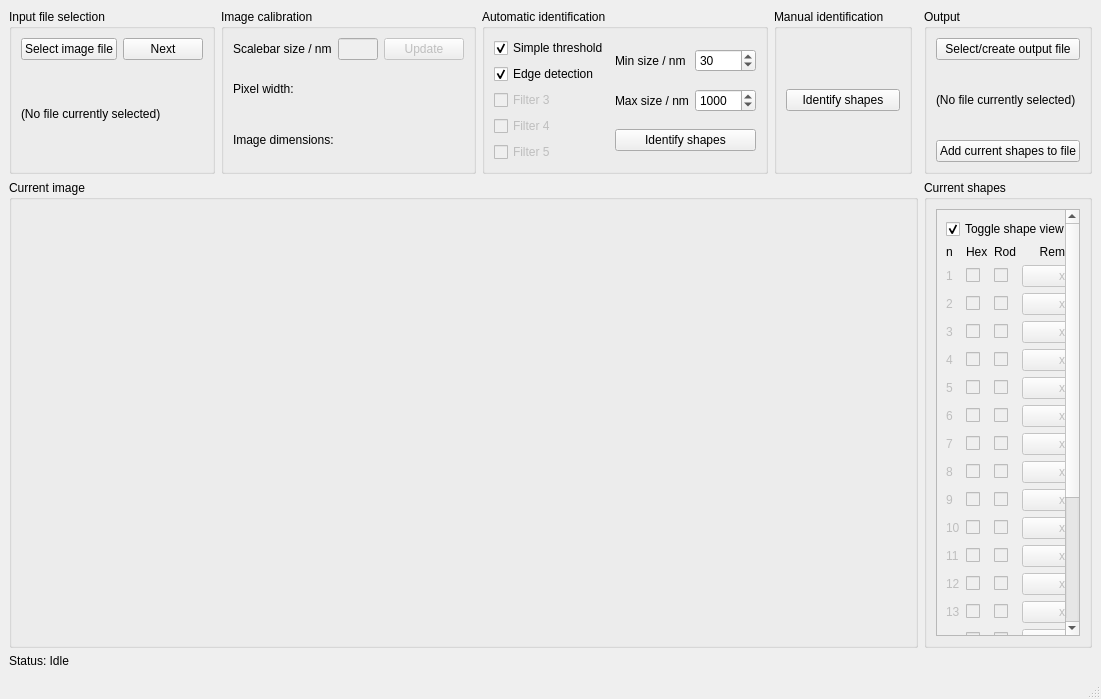
Qt form particle-counter/gui_draft_2.ui (grlewis333/phd-work) before a commit.
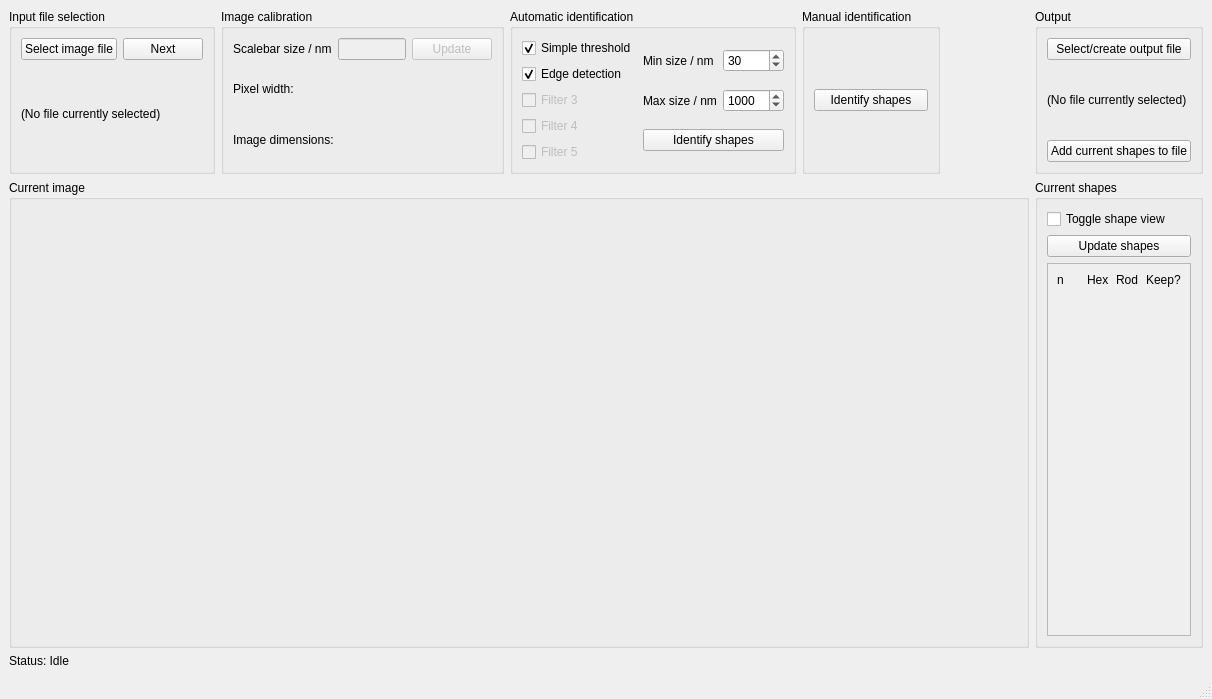
The same form after that commit.

Commit message: got shapes interacting dynamically

What changed in the file:
```diff
--- a/particle-counter/gui_draft_2.ui
+++ b/particle-counter/gui_draft_2.ui
@@ -6,7 +6,7 @@
    <rect>
     <x>0</x>
     <y>0</y>
-    <width>1101</width>
+    <width>1212</width>
     <height>699</height>
    </rect>
   </property>
@@ -22,7 +22,7 @@
       </property>
       <property name="sizeHint" stdset="0">
        <size>
-        <width>20</width>
+        <width>123</width>
         <height>20</height>
        </size>
       </property>
@@ -330,14 +330,8 @@
        <string>Current shapes</string>
       </property>
       <layout class="QGridLayout" name="gridLayout_12">
-       <item row="0" column="0" colspan="2">
+       <item row="2" column="0">
         <widget class="QScrollArea" name="scrollArea">
-         <property name="horizontalScrollBarPolicy">
-          <enum>Qt::ScrollBarAlwaysOff</enum>
-         </property>
-         <property name="sizeAdjustPolicy">
-          <enum>QAbstractScrollArea::AdjustToContents</enum>
-         </property>
          <property name="widgetResizable">
           <bool>true</bool>
          </property>
@@ -346,862 +340,74 @@
            <rect>
             <x>0</x>
             <y>0</y>
-            <width>161</width>
-            <height>636</height>
+            <width>131</width>
+            <height>375</height>
            </rect>
           </property>
-          <layout class="QGridLayout" name="gridLayout_13">
-           <item row="19" column="2">
-            <widget class="QCheckBox" name="checkBox_rod_18">
-             <property name="enabled">
-              <bool>false</bool>
-             </property>
-             <property name="text">
-              <string/>
-             </property>
-            </widget>
-           </item>
-           <item row="19" column="3">
-            <widget class="QPushButton" name="pushButton_remove_18">
-             <property name="enabled">
-              <bool>false</bool>
-             </property>
-             <property name="text">
-              <string>x</string>
-             </property>
-            </widget>
-           </item>
-           <item row="17" column="2">
-            <widget class="QCheckBox" name="checkBox_rod_16">
-             <property name="enabled">
-              <bool>false</bool>
-             </property>
-             <property name="text">
-              <string/>
-             </property>
-            </widget>
-           </item>
-           <item row="21" column="0">
-            <widget class="QLabel" name="label_n_20">
-             <property name="enabled">
-              <bool>false</bool>
-             </property>
-             <property name="text">
-              <string>20</string>
-             </property>
-            </widget>
-           </item>
-           <item row="18" column="1">
-            <widget class="QCheckBox" name="checkBox_hex_17">
-             <property name="enabled">
-              <bool>false</bool>
-             </property>
-             <property name="text">
-              <string/>
-             </property>
-            </widget>
-           </item>
-           <item row="16" column="1">
-            <widget class="QCheckBox" name="checkBox_hex_15">
-             <property name="enabled">
-              <bool>false</bool>
-             </property>
-             <property name="text">
-              <string/>
-             </property>
-            </widget>
-           </item>
-           <item row="15" column="2">
-            <widget class="QCheckBox" name="checkBox_rod_14">
-             <property name="enabled">
-              <bool>false</bool>
-             </property>
-             <property name="text">
-              <string/>
-             </property>
-            </widget>
-           </item>
-           <item row="14" column="2">
-            <widget class="QCheckBox" name="checkBox_rod_13">
-             <property name="enabled">
-              <bool>false</bool>
-             </property>
-             <property name="text">
-              <string/>
-             </property>
-            </widget>
-           </item>
-           <item row="16" column="3">
-            <widget class="QPushButton" name="pushButton_remove_15">
-             <property name="enabled">
-              <bool>false</bool>
-             </property>
-             <property name="text">
-              <string>x</string>
-             </property>
-            </widget>
-           </item>
-           <item row="17" column="3">
-            <widget class="QPushButton" name="pushButton_remove_16">
-             <property name="enabled">
-              <bool>false</bool>
-             </property>
-             <property name="text">
-              <string>x</string>
-             </property>
-            </widget>
-           </item>
-           <item row="18" column="2">
-            <widget class="QCheckBox" name="checkBox_rod_17">
-             <property name="enabled">
-              <bool>false</bool>
-             </property>
-             <property name="text">
-              <string/>
-             </property>
-            </widget>
-           </item>
-           <item row="20" column="0">
-            <widget class="QLabel" name="label_n_19">
-             <property name="enabled">
-              <bool>false</bool>
-             </property>
-             <property name="text">
-              <string>19</string>
-             </property>
-            </widget>
-           </item>
-           <item row="19" column="0">
-            <widget class="QLabel" name="label_n_18">
-             <property name="enabled">
-              <bool>false</bool>
-             </property>
-             <property name="text">
-              <string>18</string>
-             </property>
-            </widget>
-           </item>
-           <item row="20" column="1">
-            <widget class="QCheckBox" name="checkBox_hex_19">
-             <property name="enabled">
-              <bool>false</bool>
-             </property>
-             <property name="text">
-              <string/>
-             </property>
-            </widget>
-           </item>
-           <item row="18" column="0">
-            <widget class="QLabel" name="label_n_17">
-             <property name="enabled">
-              <bool>false</bool>
-             </property>
-             <property name="text">
-              <string>17</string>
-             </property>
-            </widget>
-           </item>
-           <item row="15" column="0">
-            <widget class="QLabel" name="label_n_14">
-             <property name="enabled">
-              <bool>false</bool>
-             </property>
-             <property name="text">
-              <string>14</string>
-             </property>
-            </widget>
-           </item>
-           <item row="17" column="1">
-            <widget class="QCheckBox" name="checkBox_hex_16">
-             <property name="enabled">
-              <bool>false</bool>
-             </property>
-             <property name="text">
-              <string/>
-             </property>
-            </widget>
-           </item>
-           <item row="18" column="3">
-            <widget class="QPushButton" name="pushButton_remove_17">
-             <property name="enabled">
-              <bool>false</bool>
-             </property>
-             <property name="text">
-              <string>x</string>
-             </property>
-            </widget>
-           </item>
-           <item row="20" column="2">
-            <widget class="QCheckBox" name="checkBox_rod_19">
-             <property name="enabled">
-              <bool>false</bool>
-             </property>
-             <property name="text">
-              <string/>
-             </property>
-            </widget>
-           </item>
-           <item row="19" column="1">
-            <widget class="QCheckBox" name="checkBox_hex_18">
-             <property name="enabled">
-              <bool>false</bool>
-             </property>
-             <property name="text">
-              <string/>
-             </property>
-            </widget>
-           </item>
-           <item row="15" column="1">
-            <widget class="QCheckBox" name="checkBox_hex_14">
-             <property name="enabled">
-              <bool>false</bool>
-             </property>
-             <property name="text">
-              <string/>
-             </property>
-            </widget>
-           </item>
-           <item row="20" column="3">
-            <widget class="QPushButton" name="pushButton_remove_19">
-             <property name="enabled">
-              <bool>false</bool>
-             </property>
-             <property name="text">
-              <string>x</string>
-             </property>
-            </widget>
-           </item>
-           <item row="16" column="2">
-            <widget class="QCheckBox" name="checkBox_rod_15">
-             <property name="enabled">
-              <bool>false</bool>
-             </property>
-             <property name="text">
-              <string/>
-             </property>
-            </widget>
-           </item>
-           <item row="14" column="3">
-            <widget class="QPushButton" name="pushButton_remove_13">
-             <property name="enabled">
-              <bool>false</bool>
-             </property>
-             <property name="text">
-              <string>x</string>
-             </property>
-            </widget>
-           </item>
-           <item row="15" column="3">
-            <widget class="QPushButton" name="pushButton_remove_14">
-             <property name="enabled">
-              <bool>false</bool>
-             </property>
-             <property name="text">
-              <string>x</string>
-             </property>
-            </widget>
-           </item>
-           <item row="16" column="0">
-            <widget class="QLabel" name="label_n_15">
-             <property name="enabled">
-              <bool>false</bool>
-             </property>
-             <property name="text">
-              <string>15</string>
-             </property>
-            </widget>
-           </item>
-           <item row="17" column="0">
-            <widget class="QLabel" name="label_n_16">
-             <property name="enabled">
-              <bool>false</bool>
-             </property>
-             <property name="text">
-              <string>16</string>
-             </property>
-            </widget>
-           </item>
-           <item row="21" column="1">
-            <widget class="QCheckBox" name="checkBox_hex_20">
-             <property name="enabled">
-              <bool>false</bool>
-             </property>
-             <property name="text">
-              <string/>
-             </property>
-            </widget>
-           </item>
-           <item row="21" column="2">
-            <widget class="QCheckBox" name="checkBox_rod_20">
-             <property name="enabled">
-              <bool>false</bool>
-             </property>
-             <property name="text">
-              <string/>
-             </property>
-            </widget>
-           </item>
-           <item row="21" column="3">
-            <widget class="QPushButton" name="pushButton_remove_20">
-             <property name="enabled">
-              <bool>false</bool>
-             </property>
-             <property name="text">
-              <string>x</string>
-             </property>
-            </widget>
-           </item>
-           <item row="1" column="3">
-            <widget class="QLabel" name="label_10">
-             <property name="text">
-              <string>Remove</string>
-             </property>
-             <property name="alignment">
-              <set>Qt::AlignCenter</set>
-             </property>
-            </widget>
-           </item>
-           <item row="2" column="3">
-            <widget class="QPushButton" name="pushButton_remove">
-             <property name="enabled">
-              <bool>false</bool>
-             </property>
-             <property name="text">
-              <string>x</string>
-             </property>
-             <property name="default">
-              <bool>false</bool>
-             </property>
-             <property name="flat">
-              <bool>false</bool>
-             </property>
-            </widget>
-           </item>
-           <item row="1" column="2">
-            <widget class="QLabel" name="label_9">
-             <property name="text">
-              <string>Rod</string>
-             </property>
-            </widget>
-           </item>
-           <item row="2" column="1">
-            <widget class="QCheckBox" name="checkBox_hex">
-             <property name="enabled">
-              <bool>false</bool>
-             </property>
-             <property name="text">
-              <string/>
-             </property>
-            </widget>
-           </item>
-           <item row="3" column="0">
-            <widget class="QLabel" name="label_n_2">
-             <property name="enabled">
-              <bool>false</bool>
-             </property>
-             <property name="text">
-              <string>2</string>
-             </property>
-            </widget>
-           </item>
-           <item row="3" column="2">
-            <widget class="QCheckBox" name="checkBox_rod_2">
-             <property name="enabled">
-              <bool>false</bool>
-             </property>
-             <property name="text">
-              <string/>
-             </property>
-            </widget>
-           </item>
+          <layout class="QGridLayout" name="gridLayout_14">
            <item row="1" column="0">
-            <widget class="QLabel" name="label_7">
-             <property name="text">
-              <string>n</string>
+            <spacer name="verticalSpacer_2">
+             <property name="orientation">
+              <enum>Qt::Vertical</enum>
              </property>
-            </widget>
-           </item>
-           <item row="1" column="1">
-            <widget class="QLabel" name="label_8">
-             <property name="text">
-              <string>Hex</string>
+             <property name="sizeHint" stdset="0">
+              <size>
+               <width>20</width>
+               <height>40</height>
+              </size>
              </property>
-            </widget>
+            </spacer>
            </item>
-           <item row="3" column="3">
-            <widget class="QPushButton" name="pushButton_remove_2">
-             <property name="enabled">
-              <bool>false</bool>
-             </property>
-             <property name="text">
-              <string>x</string>
-             </property>
-            </widget>
-           </item>
-           <item row="4" column="1">
-            <widget class="QCheckBox" name="checkBox_hex_3">
-             <property name="enabled">
-              <bool>false</bool>
-             </property>
-             <property name="text">
-              <string/>
-             </property>
-            </widget>
-           </item>
-           <item row="4" column="3">
-            <widget class="QPushButton" name="pushButton_remove_3">
-             <property name="enabled">
-              <bool>false</bool>
-             </property>
-             <property name="text">
-              <string>x</string>
-             </property>
-            </widget>
-           </item>
-           <item row="5" column="0">
-            <widget class="QLabel" name="label_n_4">
-             <property name="enabled">
-              <bool>false</bool>
-             </property>
-             <property name="text">
-              <string>4</string>
-             </property>
-            </widget>
-           </item>
-           <item row="5" column="1">
-            <widget class="QCheckBox" name="checkBox_hex_4">
-             <property name="enabled">
-              <bool>false</bool>
-             </property>
-             <property name="text">
-              <string/>
-             </property>
-            </widget>
-           </item>
-           <item row="2" column="0">
-            <widget class="QLabel" name="label_n">
-             <property name="enabled">
-              <bool>false</bool>
-             </property>
-             <property name="text">
-              <string>1</string>
-             </property>
-            </widget>
-           </item>
-           <item row="3" column="1">
-            <widget class="QCheckBox" name="checkBox_hex_2">
-             <property name="enabled">
-              <bool>false</bool>
-             </property>
-             <property name="text">
-              <string/>
-             </property>
-            </widget>
-           </item>
-           <item row="0" column="0" colspan="4">
-            <widget class="QCheckBox" name="checkBox_toggleshapes">
-             <property name="text">
-              <string>Toggle shape view</string>
-             </property>
-             <property name="checked">
-              <bool>true</bool>
-             </property>
-            </widget>
-           </item>
-           <item row="4" column="0">
-            <widget class="QLabel" name="label_n_3">
-             <property name="enabled">
-              <bool>false</bool>
-             </property>
-             <property name="text">
-              <string>3</string>
-             </property>
-            </widget>
-           </item>
-           <item row="2" column="2">
-            <widget class="QCheckBox" name="checkBox_rod">
-             <property name="enabled">
-              <bool>false</bool>
-             </property>
-             <property name="text">
-              <string/>
-             </property>
-            </widget>
-           </item>
-           <item row="4" column="2">
-            <widget class="QCheckBox" name="checkBox_rod_3">
-             <property name="enabled">
-              <bool>false</bool>
-             </property>
-             <property name="text">
-              <string/>
-             </property>
-            </widget>
-           </item>
-           <item row="7" column="1">
-            <widget class="QCheckBox" name="checkBox_hex_6">
-             <property name="enabled">
-              <bool>false</bool>
-             </property>
-             <property name="text">
-              <string/>
-             </property>
-            </widget>
-           </item>
-           <item row="8" column="3">
-            <widget class="QPushButton" name="pushButton_remove_7">
-             <property name="enabled">
-              <bool>false</bool>
-             </property>
-             <property name="text">
-              <string>x</string>
-             </property>
-            </widget>
-           </item>
-           <item row="10" column="0">
-            <widget class="QLabel" name="label_n_9">
-             <property name="enabled">
-              <bool>false</bool>
-             </property>
-             <property name="text">
-              <string>9</string>
-             </property>
-            </widget>
-           </item>
-           <item row="7" column="2">
-            <widget class="QCheckBox" name="checkBox_rod_6">
-             <property name="enabled">
-              <bool>false</bool>
-             </property>
-             <property name="text">
-              <string/>
-             </property>
-            </widget>
-           </item>
-           <item row="8" column="2">
-            <widget class="QCheckBox" name="checkBox_rod_7">
-             <property name="enabled">
-              <bool>false</bool>
-             </property>
-             <property name="text">
-              <string/>
-             </property>
-            </widget>
-           </item>
-           <item row="9" column="2">
-            <widget class="QCheckBox" name="checkBox_rod_8">
-             <property name="enabled">
-              <bool>false</bool>
-             </property>
-             <property name="text">
-              <string/>
-             </property>
-            </widget>
-           </item>
-           <item row="7" column="3">
-            <widget class="QPushButton" name="pushButton_remove_6">
-             <property name="enabled">
-              <bool>false</bool>
-             </property>
-             <property name="text">
-              <string>x</string>
-             </property>
-            </widget>
-           </item>
-           <item row="6" column="2">
-            <widget class="QCheckBox" name="checkBox_rod_5">
-             <property name="enabled">
-              <bool>false</bool>
-             </property>
-             <property name="text">
-              <string/>
-             </property>
-            </widget>
-           </item>
-           <item row="9" column="3">
-            <widget class="QPushButton" name="pushButton_remove_8">
-             <property name="enabled">
-              <bool>false</bool>
-             </property>
-             <property name="text">
-              <string>x</string>
-             </property>
-            </widget>
-           </item>
-           <item row="10" column="2">
-            <widget class="QCheckBox" name="checkBox_rod_9">
-             <property name="enabled">
-              <bool>false</bool>
-             </property>
-             <property name="text">
-              <string/>
-             </property>
-            </widget>
-           </item>
-           <item row="9" column="1">
-            <widget class="QCheckBox" name="checkBox_hex_8">
-             <property name="enabled">
-              <bool>false</bool>
-             </property>
-             <property name="text">
-              <string/>
-             </property>
-            </widget>
-           </item>
-           <item row="10" column="3">
-            <widget class="QPushButton" name="pushButton_remove_9">
-             <property name="enabled">
-              <bool>false</bool>
-             </property>
-             <property name="text">
-              <string>x</string>
-             </property>
-            </widget>
-           </item>
-           <item row="11" column="0">
-            <widget class="QLabel" name="label_n_10">
-             <property name="enabled">
-              <bool>false</bool>
-             </property>
-             <property name="text">
-              <string>10</string>
-             </property>
-            </widget>
-           </item>
-           <item row="11" column="1">
-            <widget class="QCheckBox" name="checkBox_hex_10">
-             <property name="enabled">
-              <bool>false</bool>
-             </property>
-             <property name="text">
-              <string/>
-             </property>
-            </widget>
-           </item>
-           <item row="5" column="2">
-            <widget class="QCheckBox" name="checkBox_rod_4">
-             <property name="enabled">
-              <bool>false</bool>
-             </property>
-             <property name="text">
-              <string/>
-             </property>
-            </widget>
-           </item>
-           <item row="10" column="1">
-            <widget class="QCheckBox" name="checkBox_hex_9">
-             <property name="enabled">
-              <bool>false</bool>
-             </property>
-             <property name="text">
-              <string/>
-             </property>
-            </widget>
-           </item>
-           <item row="8" column="0">
-            <widget class="QLabel" name="label_n_7">
-             <property name="enabled">
-              <bool>false</bool>
-             </property>
-             <property name="text">
-              <string>7</string>
-             </property>
-            </widget>
-           </item>
-           <item row="8" column="1">
-            <widget class="QCheckBox" name="checkBox_hex_7">
-             <property name="enabled">
-              <bool>false</bool>
-             </property>
-             <property name="text">
-              <string/>
-             </property>
-            </widget>
-           </item>
-           <item row="5" column="3">
-            <widget class="QPushButton" name="pushButton_remove_4">
-             <property name="enabled">
-              <bool>false</bool>
-             </property>
-             <property name="text">
-              <string>x</string>
-             </property>
-            </widget>
-           </item>
-           <item row="9" column="0">
-            <widget class="QLabel" name="label_n_8">
-             <property name="enabled">
-              <bool>false</bool>
-             </property>
-             <property name="text">
-              <string>8</string>
-             </property>
-            </widget>
-           </item>
-           <item row="6" column="1">
-            <widget class="QCheckBox" name="checkBox_hex_5">
-             <property name="enabled">
-              <bool>false</bool>
-             </property>
-             <property name="text">
-              <string/>
-             </property>
-            </widget>
-           </item>
-           <item row="6" column="3">
-            <widget class="QPushButton" name="pushButton_remove_5">
-             <property name="enabled">
-              <bool>false</bool>
-             </property>
-             <property name="text">
-              <string>x</string>
-             </property>
-            </widget>
-           </item>
-           <item row="6" column="0">
-            <widget class="QLabel" name="label_n_5">
-             <property name="enabled">
-              <bool>false</bool>
-             </property>
-             <property name="text">
-              <string>5</string>
-             </property>
-            </widget>
-           </item>
-           <item row="7" column="0">
-            <widget class="QLabel" name="label_n_6">
-             <property name="enabled">
-              <bool>false</bool>
-             </property>
-             <property name="text">
-              <string>6</string>
-             </property>
-            </widget>
-           </item>
-           <item row="12" column="0">
-            <widget class="QLabel" name="label_n_11">
-             <property name="enabled">
-              <bool>false</bool>
-             </property>
-             <property name="text">
-              <string>11</string>
-             </property>
-            </widget>
-           </item>
-           <item row="13" column="1">
-            <widget class="QCheckBox" name="checkBox_hex_12">
-             <property name="enabled">
-              <bool>false</bool>
-             </property>
-             <property name="text">
-              <string/>
-             </property>
-            </widget>
-           </item>
-           <item row="13" column="3">
-            <widget class="QPushButton" name="pushButton_remove_12">
-             <property name="enabled">
-              <bool>false</bool>
-             </property>
-             <property name="text">
-              <string>x</string>
-             </property>
-            </widget>
-           </item>
-           <item row="12" column="3">
-            <widget class="QPushButton" name="pushButton_remove_11">
-             <property name="enabled">
-              <bool>false</bool>
-             </property>
-             <property name="text">
-              <string>x</string>
-             </property>
-            </widget>
-           </item>
-           <item row="11" column="2">
-            <widget class="QCheckBox" name="checkBox_rod_10">
-             <property name="enabled">
-              <bool>false</bool>
-             </property>
-             <property name="text">
-              <string/>
-             </property>
-            </widget>
-           </item>
-           <item row="12" column="2">
-            <widget class="QCheckBox" name="checkBox_rod_11">
-             <property name="enabled">
-              <bool>false</bool>
-             </property>
-             <property name="text">
-              <string/>
-             </property>
-            </widget>
-           </item>
-           <item row="14" column="1">
-            <widget class="QCheckBox" name="checkBox_hex_13">
-             <property name="enabled">
-              <bool>false</bool>
-             </property>
-             <property name="text">
-              <string/>
-             </property>
-            </widget>
-           </item>
-           <item row="11" column="3">
-            <widget class="QPushButton" name="pushButton_remove_10">
-             <property name="enabled">
-              <bool>false</bool>
-             </property>
-             <property name="text">
-              <string>x</string>
-             </property>
-            </widget>
-           </item>
-           <item row="14" column="0">
-            <widget class="QLabel" name="label_n_13">
-             <property name="enabled">
-              <bool>false</bool>
-             </property>
-             <property name="text">
-              <string>13</string>
-             </property>
-            </widget>
-           </item>
-           <item row="12" column="1">
-            <widget class="QCheckBox" name="checkBox_hex_11">
-             <property name="enabled">
-              <bool>false</bool>
-             </property>
-             <property name="text">
-              <string/>
-             </property>
-            </widget>
-           </item>
-           <item row="13" column="0">
-            <widget class="QLabel" name="label_n_12">
-             <property name="enabled">
-              <bool>false</bool>
-             </property>
-             <property name="text">
-              <string>12</string>
-             </property>
-            </widget>
-           </item>
-           <item row="13" column="2">
-            <widget class="QCheckBox" name="checkBox_rod_12">
-             <property name="enabled">
-              <bool>false</bool>
-             </property>
-             <property name="text">
-              <string/>
-             </property>
-            </widget>
+           <item row="0" column="0">
+            <layout class="QGridLayout" name="gridLayout_13">
+             <item row="0" column="2">
+              <widget class="QLabel" name="label_7">
+               <property name="text">
+                <string>Rod</string>
+               </property>
+              </widget>
+             </item>
+             <item row="0" column="1">
+              <widget class="QLabel" name="label_5">
+               <property name="text">
+                <string>Hex</string>
+               </property>
+              </widget>
+             </item>
+             <item row="0" column="0">
+              <widget class="QLabel" name="label_2">
+               <property name="text">
+                <string>n</string>
+               </property>
+              </widget>
+             </item>
+             <item row="0" column="3">
+              <widget class="QLabel" name="label_8">
+               <property name="text">
+                <string>Keep?</string>
+               </property>
+              </widget>
+             </item>
+            </layout>
            </item>
           </layout>
          </widget>
         </widget>
        </item>
+       <item row="0" column="0">
+        <widget class="QCheckBox" name="checkBox_shapetoggle">
+         <property name="text">
+          <string>Toggle shape view</string>
+         </property>
+        </widget>
+       </item>
+       <item row="1" column="0">
+        <widget class="QPushButton" name="pushButton_updateshapes">
+         <property name="text">
+          <string>Update shapes</string>
+         </property>
+        </widget>
+       </item>
       </layout>
      </widget>
     </item>
```
Left out of the diff: 2 changed lines with no effect on the pictures. The commit also changes 2 other files.
